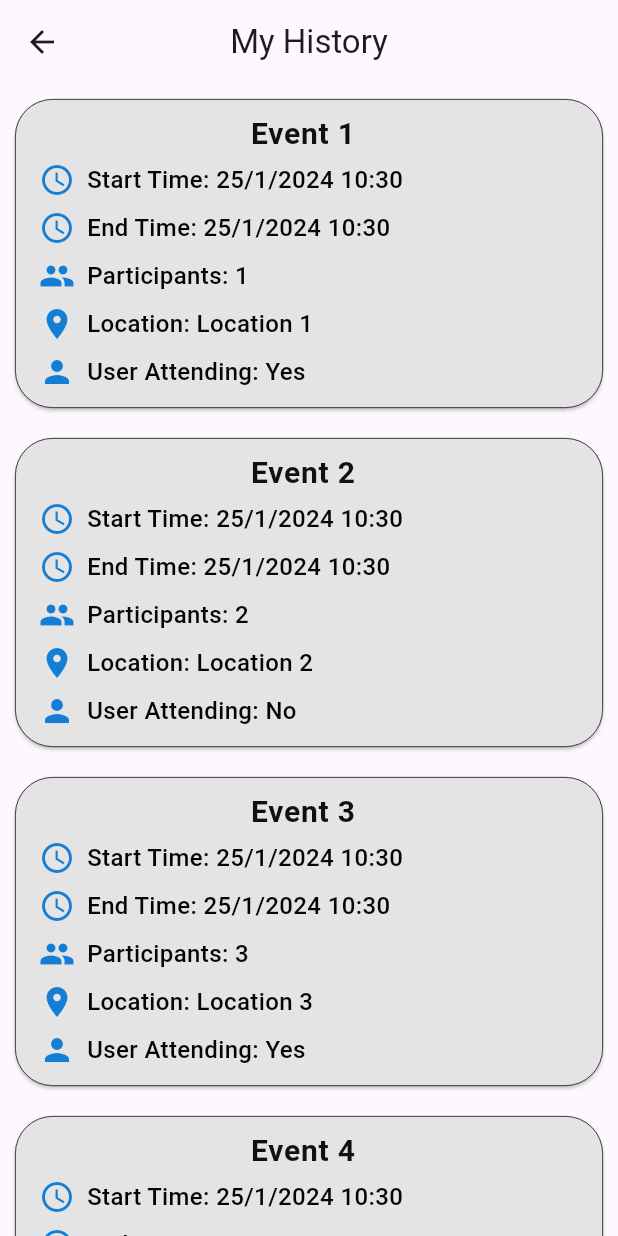
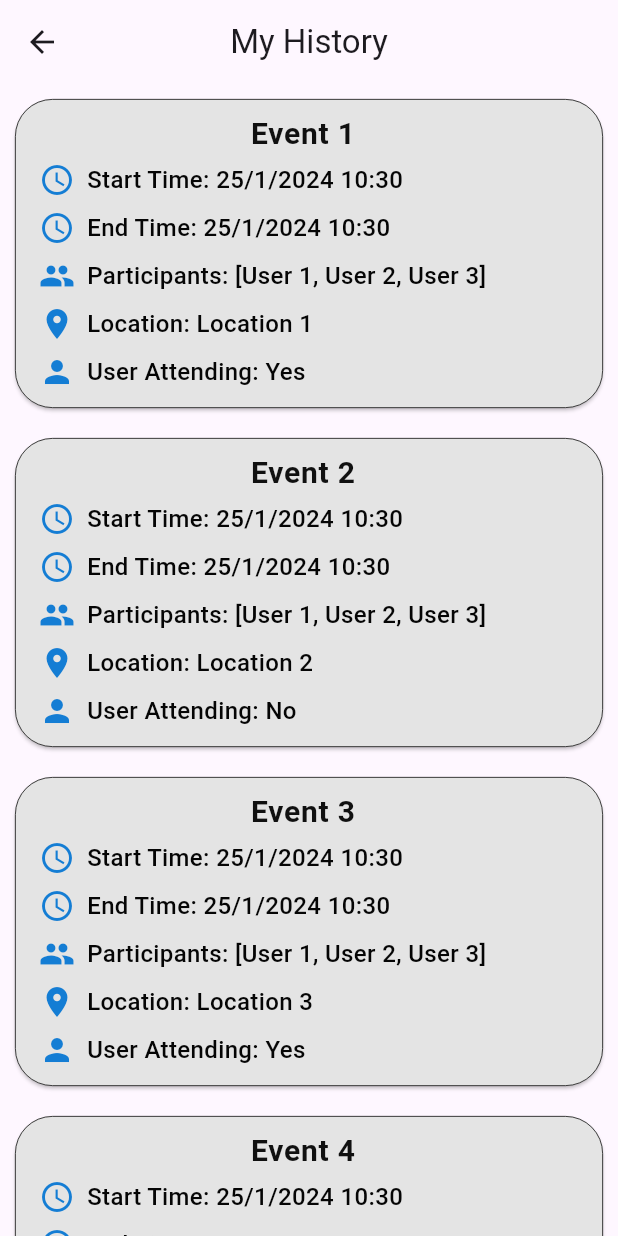
Before and after one commit to Thambara-20/TagMe, a Flutter app: the HistoryPage screen opened by its route, on a phone screen of 412 x 824 dp. Run offline on Flutter 3.47's test engine with Material 3 defaults, Android fonts, the phone set to English and light mode, and no system bars; our stand-ins replace curved_navigation_bar, firebase_auth, firebase_core, font_awesome_flutter, geocoding, geolocator and 2 more; missing offline and left inert: flutter_osm_plugin; accounts and stored records are empty; generated files the repository leaves out were written again.

Commit message:
implemented email signup

```diff
--- a/tag_me/lib/HomePage/EventBox/EventBox.dart
+++ b/tag_me/lib/HomePage/EventBox/EventBox.dart
@@ -4,26 +4,8 @@ import 'package:flutter/material.dart';
 import 'package:tag_me/constants/constants.dart';
 import 'package:tag_me/utilities/Location.dart';
 import 'package:tag_me/utilities/dateConvert.dart';
+import 'package:tag_me/utilities/event.dart';
 
-class Event {
-  final String name;
-  final DateTime startTime;
-  final DateTime endTime;
-  final int participants;
-  final bool userAttending;
-  final String location;
-  final List<double> geoPoint;
-
-  Event({
-    required this.name,
-    required this.startTime,
-    required this.endTime,
-    required this.participants,
-    required this.userAttending,
-    required this.location,
-    required this.geoPoint,
-  });
-}
 
 class EventBox extends StatefulWidget {
   final Event event;
@@ -41,7 +23,7 @@ class _EventBoxState extends State<EventBox> {
   @override
   void initState() {
     super.initState();
-    _userAttending = widget.event.userAttending;
+    _userAttending = widget.event.isParticipating;
   }
 
   @override
@@ -71,11 +53,11 @@ class _EventBoxState extends State<EventBox> {
             _buildDetailRow('End Time:', formatDateTime(widget.event.endTime),
                 Icons.access_time),
             _buildDetailRow(
-                'Participants:', '${widget.event.participants}', Icons.people),
+                'Participants:', '${widget.event.participants.length}', Icons.people),
             _buildDetailRow(
                 'Location:', widget.event.location, Icons.location_on),
             _buildDetailRow(
-                'User Attending:', widget.event.userAttending, Icons.person),
+                'User Attending:', widget.event.isParticipating, Icons.person),
             const SizedBox(height: 8.0),
             ElevatedButton(
               onPressed: _userAttending ? null : _verifyAttendance,
--- a/tag_me/lib/HomePage/HomePage.dart
+++ b/tag_me/lib/HomePage/HomePage.dart
@@ -3,6 +3,7 @@
 import 'package:flutter/material.dart';
 import 'package:tag_me/constants/constants.dart';
 import 'package:tag_me/HomePage/EventBox/EventBox.dart';
+import 'package:tag_me/utilities/event.dart';
 
 class HomePage extends StatefulWidget {
   const HomePage({Key? key}) : super(key: key);
@@ -16,38 +17,42 @@ class HomePage extends StatefulWidget {
 class _HomePageState extends State<HomePage> {
   final List<Event> ongoingEvents = [
     Event(
+      creator: 'User 1',
       name: 'Event 1',
       startTime: DateTime.now(),
       endTime: DateTime.now().add(const Duration(hours: 2)),
-      participants: 20,
-      userAttending: true,
+      participants: ['User 1', 'User 2', 'User 3'],
+      isParticipating: true,
       location: 'Location 1',
       geoPoint: List<double>.from([ 7.0, 81.0]),
     ),
     Event(
+      creator: 'User 2',
       name: 'Event 2',
       startTime: DateTime.now().add(const Duration(days: 1)),
       endTime: DateTime.now().add(const Duration(days: 1, hours: 3)),
-      participants: 15,
-      userAttending: false,
+      participants: ['User 1', 'User 2', 'User 3'],
+      isParticipating: false,
       location: 'Location 2',
       geoPoint: List<double>.from([ 6.08, 80.66]),
     ),
     Event(
+      creator: 'User 3',
       name: 'Event 2',
       startTime: DateTime.now().add(const Duration(days: 1)),
       endTime: DateTime.now().add(const Duration(days: 1, hours: 3)),
-      participants: 15,
-      userAttending: false,
+      participants: ['User 1', 'User 2', 'User 3'],
+      isParticipating: false,
       location: 'Location 2',
       geoPoint: List<double>.from([ 7.0, 81.0]),
     ),
     Event(
+      creator: 'User 4',
       name: 'Event 2',
       startTime: DateTime.now().add(const Duration(days: 1)),
       endTime: DateTime.now().add(const Duration(days: 1, hours: 3)),
-      participants: 15,
-      userAttending: false,
+      participants: ['User 1', 'User 2', 'User 3'],
+      isParticipating: false,
       location: 'Location 2',
       geoPoint: List<double>.from([ 7.0, 81.0]),
     ),
--- a/tag_me/lib/ProfilePage/History.dart
+++ b/tag_me/lib/ProfilePage/History.dart
@@ -3,8 +3,7 @@
 import 'package:flutter/material.dart';
 import 'package:tag_me/constants/constants.dart';
 import 'package:tag_me/utilities/dateConvert.dart';
-
-import '../HomePage/EventBox/EventBox.dart';
+import 'package:tag_me/utilities/event.dart';
 
 class HistoryPage extends StatelessWidget {
   const HistoryPage({Key? key}) : super(key: key);
@@ -15,75 +14,73 @@ class HistoryPage extends StatelessWidget {
   Widget build(BuildContext context) {
     var userHistory = [
       Event(
+        creator: 'User 1',
         name: 'Event 1',
         startTime: DateTime.now(),
         endTime: DateTime.now(),
-        participants: 1,
-        userAttending: true,
+        participants: ['User 1', 'User 2', 'User 3'],
+        isParticipating: true,
         location: 'Location 1',
         geoPoint: [0, 0],
       ),
       Event(
+        creator: 'User 2',
         name: 'Event 2',
         startTime: DateTime.now(),
         endTime: DateTime.now(),
-        participants: 2,
-        userAttending: false,
+        participants: ['User 1', 'User 2', 'User 3'],
+        isParticipating: false,
         location: 'Location 2',
         geoPoint: [0, 0],
       ),
       Event(
+        creator: 'User 3',
         name: 'Event 3',
         startTime: DateTime.now(),
         endTime: DateTime.now(),
-        participants: 3,
-        userAttending: true,
+        participants: ['User 1', 'User 2', 'User 3'],
+        isParticipating: true,
         location: 'Location 3',
         geoPoint: [0, 0],
       ),
       Event(
+        creator: 'User 4',
         name: 'Event 4',
         startTime: DateTime.now(),
         endTime: DateTime.now(),
-        participants: 4,
-        userAttending: false,
+        participants: ['User 1', 'User 2', 'User 3'],
+        isParticipating: false,
         location: 'Location 4',
         geoPoint: [0, 0],
       ),
       Event(
+        creator: 'User 5',
         name: 'Event 5',
         startTime: DateTime.now(),
         endTime: DateTime.now(),
-        participants: 5,
-        userAttending: true,
+        participants: ['User 1', 'User 2', 'User 3'],
+        isParticipating: true,
         location: 'Location 5',
         geoPoint: [0, 0],
       ),
       Event(
+        creator: 'User 6',
         name: 'Event 6',
         startTime: DateTime.now(),
         endTime: DateTime.now(),
-        participants: 6,
-        userAttending: false,
+        participants: ['User 1', 'User 2', 'User 3'],
+        isParticipating: false,
         location: 'Location 6',
         geoPoint: [0, 0],
       ),
       Event(
+        creator: 'User 7',
         name: 'Event 7',
         startTime: DateTime.now(),
         endTime: DateTime.now(),
-        participants: 7,
-        userAttending: true,
+        participants: ['User 1', 'User 2', 'User 3'],
+        isParticipating: true,
         location: 'Location 7',
-        geoPoint: [0, 0],
-      ),
-      Event(
-        name: 'Event 8',
-        startTime: DateTime.now(),
-        endTime: DateTime.now(),
-        participants: 8,
-        userAttending: false,
-        location: 'Location 8',
         geoPoint: [0, 0],
       ),
     ];
@@ -144,7 +141,7 @@ class HistoryPage extends StatelessWidget {
             ),
             _buildDetailRow(
               'User Attending:',
-              event.userAttending ? 'Yes' : 'No',
+              event.isParticipating ? 'Yes' : 'No',
               Icons.person,
             ),
           ],
--- a/tag_me/lib/ProfilePage/ProfilePage.dart
+++ b/tag_me/lib/ProfilePage/ProfilePage.dart
@@ -1,7 +1,5 @@
 // ignore_for_file: file_names
-import 'package:firebase_auth/firebase_auth.dart';
 import 'package:flutter/material.dart';
-import 'package:google_sign_in/google_sign_in.dart';
 import 'package:tag_me/constants/constants.dart';
 import 'package:tag_me/ProfilePage/History.dart';
 import 'package:tag_me/utilities/authService.dart';
@@ -107,6 +105,7 @@ class _ProfilePageState extends State<ProfilePage> {
                 onPressed: () async {
                   FirebaseAuthService authService = FirebaseAuthService();
                   await authService.signOut();
+                  // ignore: use_build_context_synchronously
                   Navigator.pushNamed(context, '/WelcomePage');
 
                   // Add functionality for logout
--- a/tag_me/lib/WelcomePage/WelcomePage.dart
+++ b/tag_me/lib/WelcomePage/WelcomePage.dart
@@ -68,6 +68,7 @@ class _HomePageState extends State<WelcomePage> {
                       FirebaseAuthService authService = FirebaseAuthService();
                       User? user = await authService.signInWithGoogle();
                       if (user != null) {
+                        // ignore: use_build_context_synchronously
                         Navigator.pushNamed(context, MainPage.routeName);
                       } else {}
                     },
--- a/tag_me/lib/constants/line.dart
+++ b/tag_me/lib/constants/line.dart
@@ -1,3 +1,5 @@
+// ignore_for_file: prefer_const_constructors_in_immutables, use_key_in_widget_constructors, library_private_types_in_public_api
+
 import 'package:flutter/material.dart';
 
 class AnimatedStraightLine extends StatefulWidget {
@@ -43,7 +45,7 @@ class _AnimatedStraightLineState extends State<AnimatedStraightLine>
       builder: (context, child) {
         return CustomPaint(
           painter: StraightLinePainter(_animation.value, widget.color),
-          child: Container(
+          child: SizedBox(
             width: widget.width,
             height: widget.height,
           ),
@@ -72,7 +74,7 @@ class StraightLinePainter extends CustomPainter {
       ..strokeCap = StrokeCap.round
       ..strokeWidth = 2.0;
 
-    final double startX = 0.0;
+    const double startX = 0.0;
     final double endX = size.width * progress;
     final double startY = size.height / 2;
     final double endY = size.height / 2;
--- a/tag_me/lib/utilities/authService.dart
+++ b/tag_me/lib/utilities/authService.dart
@@ -35,7 +35,42 @@ class FirebaseAuthService {
       final User? user = authResult.user;
       return user;
     } catch (e) {
-      print("Error signing in with Google: $e");
+      return null;
+    }
+  }
+
+  Future<User?> signInWithEmailAndPassword(
+      String email, String password) async {
+    try {
+      final UserCredential authResult = await _auth.signInWithEmailAndPassword(
+        email: email,
+        password: password,
+      );
+
+      final User? user = authResult.user;
+      if (user != null && user.emailVerified) {
+        // User is signed in and email is verified
+        return user;
+      } else {
+        // Either user is null or email is not verified
+        return null;
+      }
+    } catch (e) {
+      return null;
+    }
+  }
+
+  Future<User?> signUpWithEmailAndPassword(
+      String email, String password) async {
+    try {
+      final UserCredential authResult =
+          await _auth.createUserWithEmailAndPassword(
+        email: email,
+        password: password,
+      );
+      final User? user = authResult.user;
+      return user;
+    } catch (e) {
       return null;
     }
   }
@@ -44,8 +79,6 @@ class FirebaseAuthService {
     try {
       await _googleSignIn.signOut();
       await _auth.signOut();
-    } catch (e) {
-      print("Error signing out: $e");
-    }
+    } catch (e) {}
   }
 }
--- a/tag_me/lib/utilities/cache.dart
+++ b/tag_me/lib/utilities/cache.dart
@@ -1,5 +1,4 @@
 import 'dart:convert';
-
 import 'package:shared_preferences/shared_preferences.dart';
 import 'package:tag_me/utilities/event.dart';
 
```
Also changed, not shown: tag_me/lib/SigninPage/SigninPage.dart (+32 -4 lines), tag_me/lib/SignupPage/SignupPage.dart (+83 -19 lines), 1 other file.
